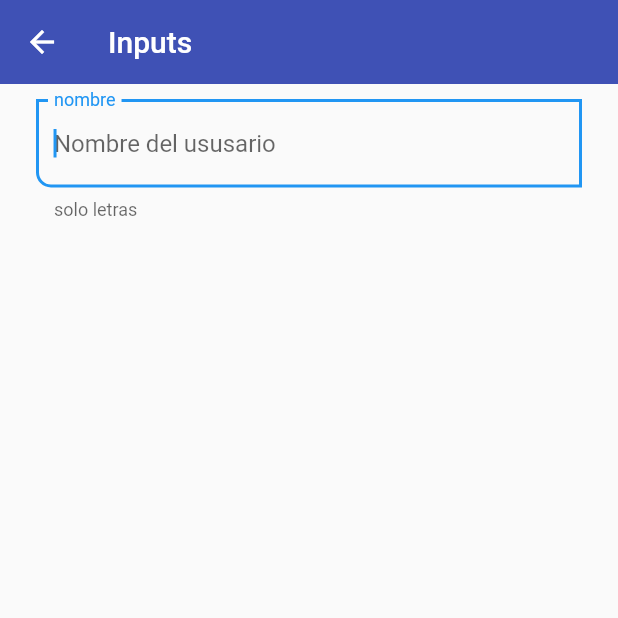
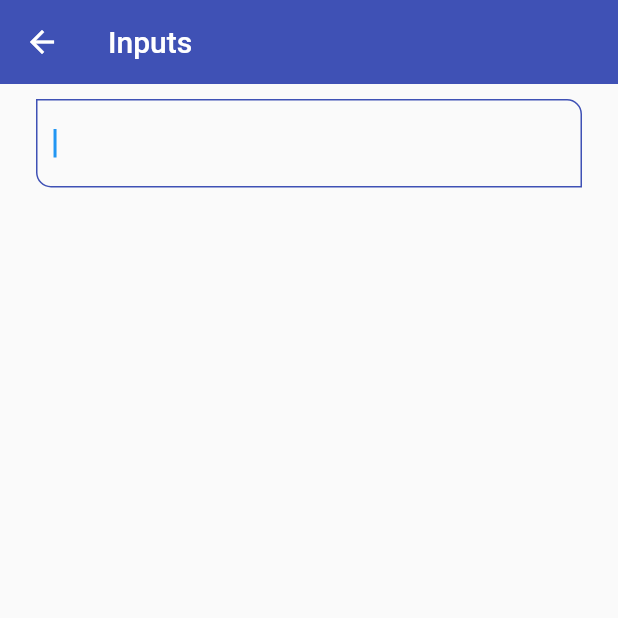
Before and after one commit to EmmanuelBazan/flutter_application_components, a Flutter app: the InputScreen screen opened by its route, on a phone screen of 412 x 824 dp, the top half of it. Run offline on Flutter 3.47's test engine with Material 2 defaults, Android fonts, the phone set to English and light mode, and no system bars.

Commit message:
Centralizar tema estilo de inputs

```diff
--- a/lib/screens/input_screen.dart
+++ b/lib/screens/input_screen.dart
@@ -1,4 +1,5 @@
 import 'package:flutter/material.dart';
+import 'package:flutter_application_components/widgets/widgets.dart';
 
 class InputScreen extends StatelessWidget {
   const InputScreen({Key? key}) : super(key: key);
@@ -9,28 +10,7 @@ class InputScreen extends StatelessWidget {
         appBar: AppBar(title: const Text('Inputs')),
         body: SingleChildScrollView(
           padding: const EdgeInsets.symmetric(horizontal: 24, vertical: 10),
-          child: Column(children: [
-            TextFormField(
-              autofocus: true,
-              initialValue: '',
-              textCapitalization: TextCapitalization.words,
-              onChanged: (value) {
-                print('value: $value');
-              },
-              validator: (value) {
-                if (value == null) return 'este campo es requerdo';
-                return value.length < 3 ? 'minmo de 3 letras' : null;
-              },
-              autovalidateMode: AutovalidateMode.onUserInteraction,
-              decoration: const InputDecoration(
-                  hintText: 'Nombre del ususario',
-                  label: Text('nombre'),
-                  helperText: 'solo letras',
-                  border: OutlineInputBorder(
-                      borderRadius:
-                          BorderRadius.only(bottomLeft: Radius.circular(10)))),
-            )
-          ]),
+          child: Column(children: const [CustomInputField()]),
         ));
   }
 }
--- a/lib/themes/app_theme.dart
+++ b/lib/themes/app_theme.dart
@@ -22,7 +22,26 @@ class AppTheme {
           style: ElevatedButton.styleFrom(
               backgroundColor: primary,
               shape: const StadiumBorder(),
-              elevation: 0)));
+              elevation: 0)),
+
+      //InputDecorationTheme
+      inputDecorationTheme: const InputDecorationTheme(
+        floatingLabelStyle: TextStyle(color: primary),
+        enabledBorder: OutlineInputBorder(
+            borderSide: BorderSide(color: primary),
+            borderRadius: BorderRadius.only(
+                bottomLeft: Radius.circular(10),
+                topRight: Radius.circular(10))),
+        focusedBorder: OutlineInputBorder(
+            borderSide: BorderSide(color: primary),
+            borderRadius: BorderRadius.only(
+                bottomLeft: Radius.circular(10),
+                topRight: Radius.circular(10))),
+        border: OutlineInputBorder(
+            borderRadius: BorderRadius.only(
+                bottomLeft: Radius.circular(10),
+                topRight: Radius.circular(10))),
+      ));
 
   static final ThemeData darkTheme = ThemeData.dark().copyWith(
       primaryColor: primary,
--- /dev/null
+++ b/lib/widgets/custom_input_field.dart
@@ -0,0 +1,41 @@
+import 'package:flutter/material.dart';
+
+class CustomInputField extends StatelessWidget {
+  final String? hintText;
+  final String label;
+  final String? helperText;
+  final IconData? prefixIcon;
+  final IconData? suffixIcon;
+
+  const CustomInputField({
+    super.key,
+    this.hintText,
+    this.label = '',
+    this.helperText,
+    this.prefixIcon,
+    this.suffixIcon,
+  });
+
+  @override
+  Widget build(BuildContext context) {
+    return TextFormField(
+      autofocus: true,
+      initialValue: '',
+      textCapitalization: TextCapitalization.words,
+      onChanged: (value) {
+        print('value: $value');
+      },
+      validator: (value) {
+        if (value == null) return 'este campo es requerdo';
+        return value.length < 3 ? 'minmo de 3 letras' : null;
+      },
+      autovalidateMode: AutovalidateMode.onUserInteraction,
+      decoration: InputDecoration(
+          hintText: hintText,
+          label: Text(label),
+          helperText: helperText,
+          prefixIcon: prefixIcon == null ? null : Icon(prefixIcon),
+          suffixIcon: suffixIcon == null ? null : Icon(suffixIcon)),
+    );
+  }
+}
--- a/lib/widgets/widgets.dart
+++ b/lib/widgets/widgets.dart
@@ -1 +1,5 @@
+export 'package:flutter_application_components/widgets/custom_card_2.dart';
+
+export 'package:flutter_application_components/widgets/custom_input_field.dart';
+
 export 'package:flutter_application_components/widgets/custom_card_1.dart';
```
